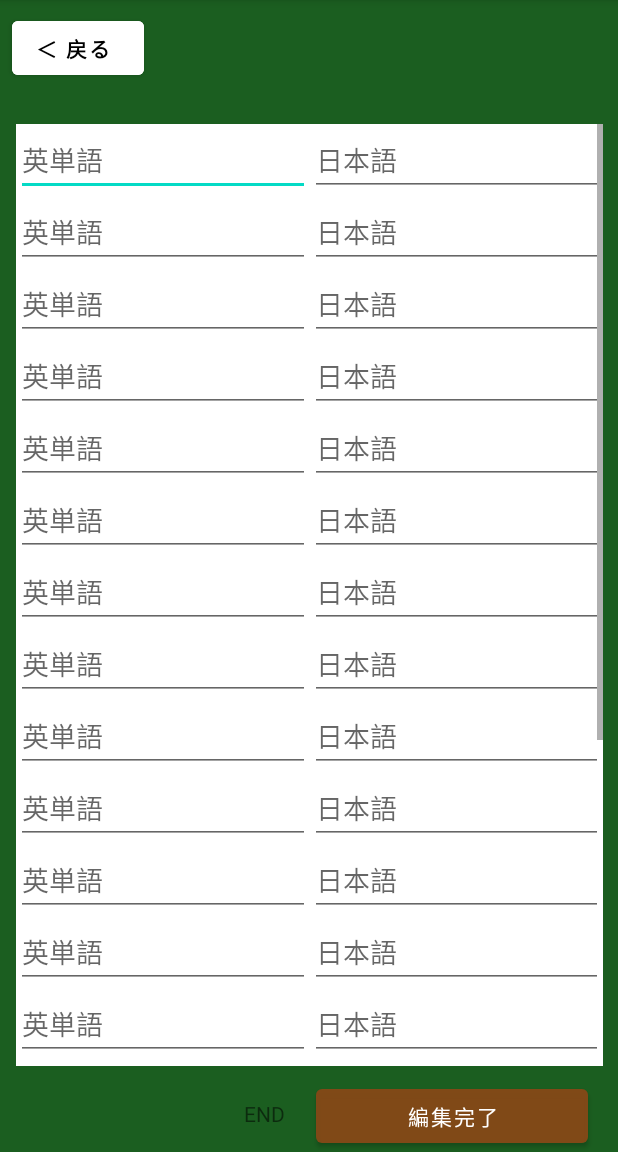
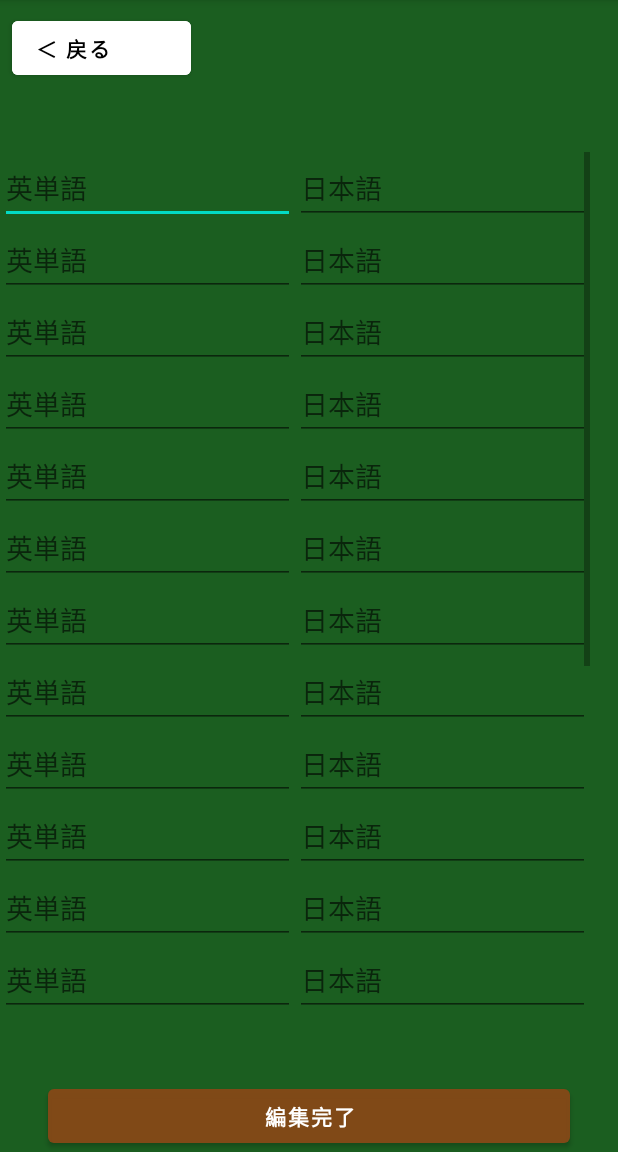
Before and after one commit to s20020/visionTest, an Android app: the Edit screen opened directly, with no data from a screen before it, on a phone screen of 412 x 824 dp, the part 84-1236 px from its top. Run offline under Robolectric (Android 15) with nearby library versions, the phone set to English and light mode, and no system bars; 38 statements that could not run were skipped.

Commit message:
見た目はなんとなく良くなってきた。 次はエディットの文字を白くする。たくさんあるので、ｘｍｌファイルを作って、やっていく。

```diff
--- a/app/src/main/java/jp/ac/it_college/std/s20020/visiontest/Edit.kt
+++ b/app/src/main/java/jp/ac/it_college/std/s20020/visiontest/Edit.kt
@@ -167,6 +167,7 @@
 
 
             db.update("main", values, "_id = ?", arrayOf(_id.toString()))
+            finish()
 
         }
 
--- a/app/src/main/java/jp/ac/it_college/std/s20020/visiontest/FolderSelect.kt
+++ b/app/src/main/java/jp/ac/it_college/std/s20020/visiontest/FolderSelect.kt
@@ -65,7 +65,7 @@
 
             folder_name = binding.folderSelectList.getItemAtPosition(position).toString()
 
-            dialog.setTitle("フォルダを削除すると\nフォルダ内のファイルもすべて削除されます")
+            dialog.setTitle("${folder_name}を削除しますか？\nフォルダを削除すると\nフォルダ内のファイルも\nすべて削除されます")
             dialog.setPositiveButton("確定") { dialog, which ->
 
                 //削除を完了すると、folder_nameが一致するものをすべて消去する
--- a/app/src/main/res/layout/activity_edit.xml
+++ b/app/src/main/res/layout/activity_edit.xml
@@ -7,32 +7,17 @@
     android:background="#1B5E20"
     tools:context=".Edit">
 
-    <TextView
-        android:id="@+id/textView"
-        android:layout_width="65dp"
-        android:layout_height="wrap_content"
-        android:layout_marginBottom="16dp"
-        android:text="END"
-        android:textAlignment="center"
-        app:layout_constraintBottom_toBottomOf="parent"
-        app:layout_constraintEnd_toEndOf="parent"
-        app:layout_constraintHorizontal_bias="0.413"
-        app:layout_constraintStart_toStartOf="parent" />
-
 
     <ScrollView
-        android:layout_width="391dp"
+        android:layout_width="393dp"
 
-        android:layout_height="628dp"
-        android:layout_marginTop="60dp"
-        android:layout_marginBottom="22dp"
-        android:background="#FFFFFF"
+        android:layout_height="573dp"
+        android:layout_marginTop="32dp"
+        android:layout_marginBottom="32dp"
         android:isScrollContainer="false"
-        app:layout_constraintBottom_toTopOf="@+id/textView"
-        app:layout_constraintEnd_toEndOf="parent"
-        app:layout_constraintStart_toStartOf="parent"
-        app:layout_constraintTop_toTopOf="parent"
-        app:layout_constraintVertical_bias="1.0">
+        app:layout_constraintBottom_toTopOf="@+id/ok_btn"
+        app:layout_constraintTop_toBottomOf="@+id/back_btn"
+        tools:layout_editor_absoluteX="10dp">
 
         <LinearLayout
             android:layout_width="match_parent"
@@ -546,8 +531,8 @@
 
     <Button
         android:id="@+id/back_btn"
-        android:layout_width="wrap_content"
-        android:layout_height="wrap_content"
+        android:layout_width="119dp"
+        android:layout_height="48dp"
         android:layout_marginStart="8dp"
         android:layout_marginTop="8dp"
         android:backgroundTint="@color/white"
@@ -561,12 +546,15 @@
 
     <Button
         android:id="@+id/ok_btn"
-        android:layout_width="181dp"
+        android:layout_width="0dp"
         android:layout_height="48dp"
-        android:layout_marginEnd="20dp"
+        android:layout_marginStart="32dp"
+        android:layout_marginEnd="32dp"
         android:text="@string/edit_com"
+        android:textStyle="bold"
         app:layout_constraintBottom_toBottomOf="parent"
-        app:layout_constraintEnd_toEndOf="parent" />
+        app:layout_constraintEnd_toEndOf="parent"
+        app:layout_constraintStart_toStartOf="parent" />
 
 
 </androidx.constraintlayout.widget.ConstraintLayout>
--- a/app/src/main/res/layout/activity_file_foleder_input.xml
+++ b/app/src/main/res/layout/activity_file_foleder_input.xml
@@ -38,6 +38,7 @@
         android:layout_marginEnd="32dp"
         android:layout_marginBottom="32dp"
         android:text="@string/folder_add"
+        android:textStyle="bold"
         app:layout_constraintBottom_toBottomOf="parent"
         app:layout_constraintEnd_toEndOf="parent"
         app:layout_constraintHorizontal_bias="0.498"
@@ -51,6 +52,7 @@
         android:layout_marginTop="24dp"
         android:layout_marginEnd="32dp"
         android:text="@string/ok"
+        android:textStyle="bold"
         app:layout_constraintEnd_toEndOf="parent"
         app:layout_constraintStart_toStartOf="parent"
         app:layout_constraintTop_toBottomOf="@+id/spinner" />
--- a/app/src/main/res/layout/activity_file_select.xml
+++ b/app/src/main/res/layout/activity_file_select.xml
@@ -11,11 +11,11 @@
         android:id="@+id/file_select_list"
         android:layout_width="343dp"
         android:layout_height="600dp"
+        android:layout_marginTop="16dp"
         app:layout_constraintBottom_toBottomOf="parent"
         app:layout_constraintEnd_toEndOf="parent"
         app:layout_constraintStart_toStartOf="parent"
-        app:layout_constraintTop_toTopOf="parent"
-        app:layout_constraintVertical_bias="0.496" />
+        app:layout_constraintTop_toBottomOf="@+id/back_btn3" />
 
     <Button
         android:id="@+id/back_btn3"
--- a/app/src/main/res/layout/activity_folder_select.xml
+++ b/app/src/main/res/layout/activity_folder_select.xml
@@ -11,12 +11,11 @@
         android:id="@+id/folder_select_list"
         android:layout_width="310dp"
         android:layout_height="627dp"
+        android:layout_marginTop="16dp"
         app:layout_constraintBottom_toBottomOf="parent"
         app:layout_constraintEnd_toEndOf="parent"
-        app:layout_constraintHorizontal_bias="0.396"
         app:layout_constraintStart_toStartOf="parent"
-        app:layout_constraintTop_toTopOf="parent"
-        app:layout_constraintVertical_bias="0.596" />
+        app:layout_constraintTop_toBottomOf="@+id/back_btn2" />
 
     <Button
         android:id="@+id/back_btn2"
--- a/app/src/main/res/layout/activity_my_create.xml
+++ b/app/src/main/res/layout/activity_my_create.xml
@@ -11,7 +11,7 @@
         android:layout_width="378dp"
 
         android:layout_height="591dp"
-        android:layout_marginTop="8dp"
+        android:layout_marginTop="16dp"
         android:layout_marginBottom="16dp"
         android:isScrollContainer="false"
         app:layout_constraintBottom_toTopOf="@+id/ok_btn"
@@ -552,6 +552,7 @@
         android:layout_marginStart="32dp"
         android:layout_marginEnd="32dp"
         android:text="@string/ok"
+        android:textStyle="bold"
         app:layout_constraintBottom_toBottomOf="parent"
         app:layout_constraintEnd_toEndOf="parent"
         app:layout_constraintStart_toStartOf="parent" />
--- a/app/src/main/res/layout/activity_study_english.xml
+++ b/app/src/main/res/layout/activity_study_english.xml
@@ -48,9 +48,10 @@
         android:id="@+id/end_btn"
         android:layout_width="0dp"
         android:layout_height="wrap_content"
-        android:layout_marginStart="16dp"
-        android:layout_marginEnd="16dp"
+        android:layout_marginStart="32dp"
+        android:layout_marginEnd="32dp"
         android:text="@string/end"
+        android:textStyle="bold"
         app:layout_constraintBottom_toBottomOf="parent"
         app:layout_constraintEnd_toEndOf="parent"
         app:layout_constraintStart_toStartOf="parent" />
```
Also changed, not shown: app/src/main/res/layout/activity_study_japanese.xml (+3 -11 lines).
